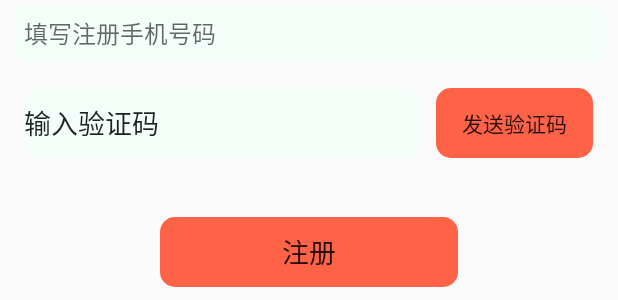
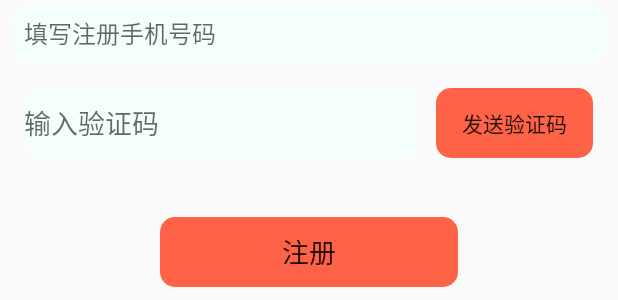
Before and after one commit to aswddads/granatePro, an Android app: the layout activity_register.xml on its own in the app's theme, with its tools: preview values and no code run, on a phone screen of 412 x 824 dp. Shown: the part 321-621 px from the top of the screen. Run offline under Robolectric (Android 15) with nearby library versions, the phone set to English and light mode, and no system bars.

Commit message:
解决深坑bmob，以及完成注册页面逻辑

```diff
--- a/app/src/main/java/com/tjun/www/granatepro/ui/mine/LoginActivity.java
+++ b/app/src/main/java/com/tjun/www/granatepro/ui/mine/LoginActivity.java
@@ -86,8 +86,8 @@ public class LoginActivity extends BaseActivity {
 
                 MyUser user = new MyUser();
 
-                user.setUsername(userName);
-                user.setPassword(userPassword);
+                user.setUserName(userName);
+                user.setPassWord(userPassword);
 
                 user.login(new SaveListener<MyUser>() {
                     @Override
--- a/app/src/main/java/com/tjun/www/granatepro/ui/mine/MineCenterFragment.java
+++ b/app/src/main/java/com/tjun/www/granatepro/ui/mine/MineCenterFragment.java
@@ -1,5 +1,7 @@
 package com.tjun.www.granatepro.ui.mine;
 
+import android.app.FragmentManager;
+import android.app.FragmentTransaction;
 import android.content.Intent;
 import android.net.Uri;
 import android.os.Bundle;
@@ -23,6 +25,8 @@ import butterknife.OnClick;
  */
 
 public class MineCenterFragment extends BaseFragment{
+
+    private static final int OPEN_REGISTER = 1000;
 
     @BindView(R.id.fl_top_login_parent)
     FrameLayout mFlTopLoginParent;
@@ -91,7 +95,7 @@ public class MineCenterFragment extends BaseFragment{
                 toWeb(getResources().getString(R.string.copyright));
                 break;
             case R.id.rl_un_login:
-                startActivity(new Intent(getActivity(),LoginActivity.class));
+                getActivity().startActivityForResult(new Intent(getActivity(),LoginActivity.class),OPEN_REGISTER);
                 //跳转登录界面
                 break;
             case R.id.tv_my_collect:
--- a/app/src/main/res/layout/activity_register.xml
+++ b/app/src/main/res/layout/activity_register.xml
@@ -4,6 +4,9 @@
     android:layout_height="match_parent"
     android:orientation="vertical">
 
+    <ScrollView
+        android:layout_width="match_parent"
+        android:layout_height="match_parent">
         <LinearLayout
             android:padding="@dimen/dp_10"
             android:orientation="vertical"
@@ -23,6 +26,7 @@
                 android:layout_marginTop="@dimen/dp_10"
                 android:background="@drawable/edit_bg"
                 android:id="@+id/et_password"
+                android:inputType="textPassword"
                 android:layout_width="match_parent"
                 android:layout_height="wrap_content"
                 android:hint="密    码"/>
@@ -79,7 +83,7 @@
                 <EditText
                     android:background="@drawable/edit_bg"
                     android:layout_weight="5"
-                android:text="输入验证码"
+                    android:hint="输入验证码"
                     android:id="@+id/et_check_number"
                     android:layout_width="0dp"
                     android:layout_height="match_parent" />
@@ -105,5 +109,6 @@
                 android:layout_width="200dp"
                 android:layout_height="wrap_content" />
         </LinearLayout>
+    </ScrollView>
 
 </LinearLayout>
--- a/app/src/main/res/values/styles.xml
+++ b/app/src/main/res/values/styles.xml
@@ -32,6 +32,11 @@
 
     <style name="AppTheme.AppBarOverlay" parent="ThemeOverlay.AppCompat.Dark.ActionBar"/>
 
+    <style name="AppTheme.User" parent="Theme.AppCompat.Light">
+        <item name="colorPrimary">@color/colorPrimary</item>
+        <item name="colorPrimaryDark">@color/colorPrimary</item>
+    </style>
+
     <style name="AppTheme.PopupOverlay" parent="ThemeOverlay.AppCompat.Light"/>
     <style name="news_content">
         <item name="android:textSize">16sp</item>
--- a/build.gradle
+++ b/build.gradle
@@ -8,7 +8,9 @@ buildscript {
         google()
     }
     dependencies {
-        classpath 'com.android.tools.build:gradle:3.0.1'
+        //为解决bmob冲突
+        classpath 'com.android.tools.build:gradle:2.3.2'
+//        classpath 'com.android.tools.build:gradle:3.0.01'
 //        classpath 'me.tatarka:gradle-retrolambda:3.7.0'
 
         // NOTE: Do not place your application dependencies here; they belong
--- a/config.gradle
+++ b/config.gradle
@@ -5,7 +5,7 @@ ext {
             compileSdkVersion      : 25,
             buildToolsVersion      : "25.0.2",
             applicationId          : "com.tjun.www.granatePro",
-            minSdkVersion          : 19,
+            minSdkVersion          : 21,
             targetSdkVersion       : 25,
             versionCode            : 1,
             versionName            : "1.0"
--- a/settings.gradle
+++ b/settings.gradle
@@ -1 +1 @@
-include ':app'
+include ':app', ':mylibrary'
```
Also changed, not shown: app/build.gradle (+21 -8 lines), app/src/main/AndroidManifest.xml (+13 -12 lines), app/src/main/java/com/tjun/www/granatepro/bean/MyUser.java (+10 -12 lines), app/src/main/java/com/tjun/www/granatepro/ui/mine/RegisterActivity.java (+8 -12 lines), app/src/main/java/com/tjun/www/granatepro/utils/ToastUtils.java (+4 -3 lines). Lines whose indentation alone changed are shown as unchanged.
